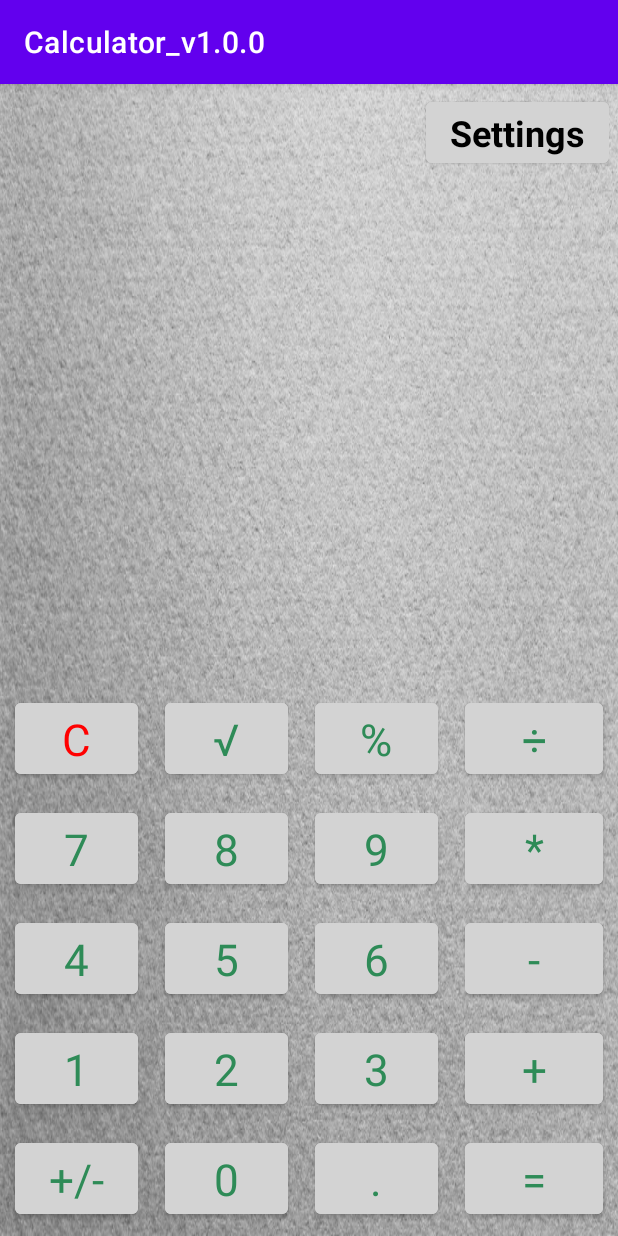
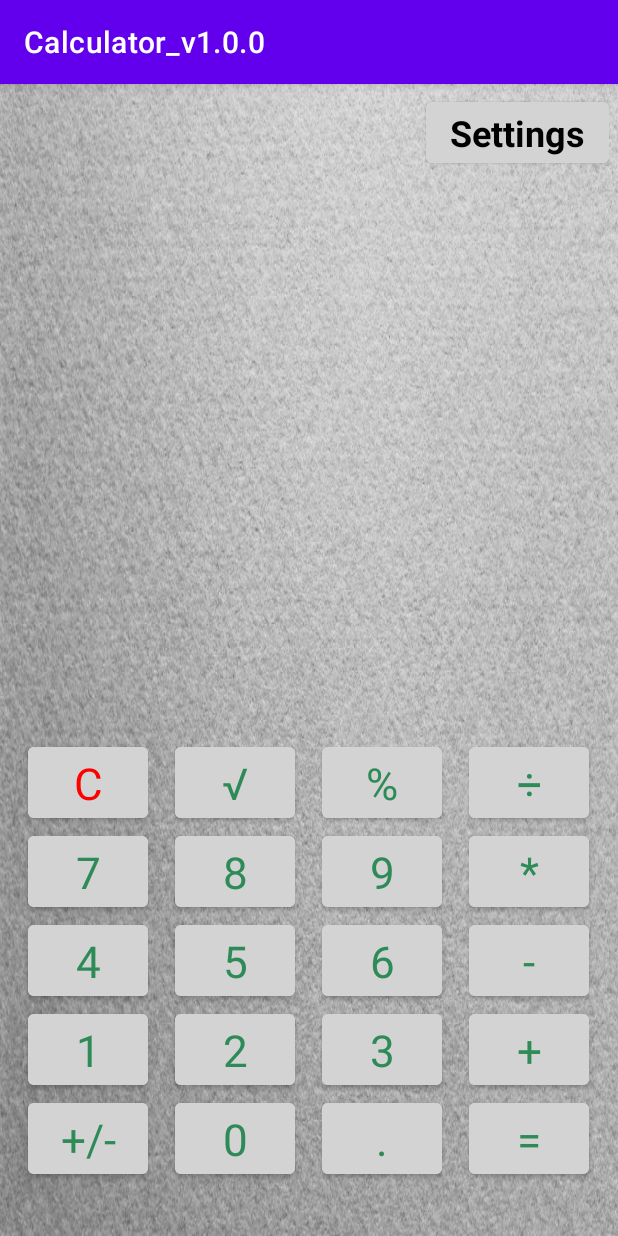
Before and after one commit to Maxpadchah/GeekbrainsProjects, an Android app: the screen it shows after launch (MainActivity), on a phone screen of 412 x 824 dp. Run offline under Robolectric (Android 15) with nearby library versions, the phone set to English and light mode, and no system bars.

Commit message:
Changed to GridLayout

```diff
--- a/app/src/main/res/layout/activity_main.xml
+++ b/app/src/main/res/layout/activity_main.xml
@@ -8,14 +8,11 @@
     tools:ignore="ExtraText"
     android:background="@drawable/paper_texture_invoiced_gray_color">
 
-    <!-- Поле ввода -->
-    <LinearLayout
+    <LinearLayout android:layout_weight="8"
         style="@style/LinearLayout_type_text_view">
             <com.google.android.material.button.MaterialButton
                 android:id="@+id/button_settings"
-                style="@style/ButtonMaterial_type_3"
-                />
-
+                style="@style/ButtonMaterial_type_3"/>
         <TextView
             android:id="@+id/tv_console_result"
             android:gravity="center|left"
@@ -25,12 +22,15 @@
             android:id="@+id/tv_console"
             android:gravity="center|right"
             style="@style/TextView_type_text" />
-
     </LinearLayout>
 
-    <!-- Поле кнопок С, (), %, / -->
-    <LinearLayout
-        style="@style/LinearLayout_type_buttons">
+    <GridLayout
+        android:layout_width="wrap_content"
+        android:layout_height="wrap_content"
+        android:layout_gravity="center|bottom"
+        android:layout_weight="1"
+        android:columnCount="4"
+        android:rowCount="4">
         <com.google.android.material.button.MaterialButton
             android:id="@+id/button_C"
             android:textColor="@color/red"
@@ -49,13 +49,6 @@
             android:id="@+id/button_del"
             android:text="@string/button_del"
             style="@style/ButtonMaterial_type_2"/>
-    </LinearLayout>
-
-    <!-- Поле кнопок 7, 8, 9, * -->
-
-     <LinearLayout
-         style="@style/LinearLayout_type_buttons">
-
         <com.google.android.material.button.MaterialButton
             android:id="@+id/button_7"
             android:text="@string/button_7"
@@ -75,11 +68,6 @@
             android:id="@+id/button_mul"
             android:text="@string/button_mul"
             style="@style/ButtonMaterial_type_2" />
-     </LinearLayout>
-
-    <!-- Поле кнопок 4, 5, 6, - -->
-     <LinearLayout
-         style="@style/LinearLayout_type_buttons">
         <com.google.android.material.button.MaterialButton
             android:id="@+id/button_4"
             android:text="@string/button_4"
@@ -95,13 +83,7 @@
         <com.google.android.material.button.MaterialButton
             android:id="@+id/button_min"
             android:text="@string/button_min"
-             style="@style/ButtonMaterial_type_2"
-             />
-     </LinearLayout>
-
-    <!-- Поле кнопок 1, 2, 3, + -->
-    <LinearLayout
-        style="@style/LinearLayout_type_buttons">
+            style="@style/ButtonMaterial_type_2" />
         <com.google.android.material.button.MaterialButton
             android:id="@+id/button_1"
             android:text="@string/button_1"
@@ -118,17 +100,10 @@
             android:id="@+id/button_plus"
             android:text="@string/button_plus"
             style="@style/ButtonMaterial_type_2"/>
-    </LinearLayout>
-
-    <!-- Поле кнопок +/-, 0, , =  -->
-    <LinearLayout
-        style="@style/LinearLayout_type_buttons">
-
         <com.google.android.material.button.MaterialButton
             android:id="@+id/button_char"
             android:text="@string/button_char"
-            style="@style/ButtonMaterial"
-            />
+            style="@style/ButtonMaterial" />
         <com.google.android.material.button.MaterialButton
             android:id="@+id/button_0"
             android:text="@string/button_0"
@@ -141,5 +116,5 @@
             android:id="@+id/button_equally"
             android:text="@string/button_equally"
             style="@style/ButtonMaterial_type_2"/>
+    </GridLayout>
 </LinearLayout>
-</LinearLayout>
```
Lines whose indentation alone changed are shown as unchanged.
